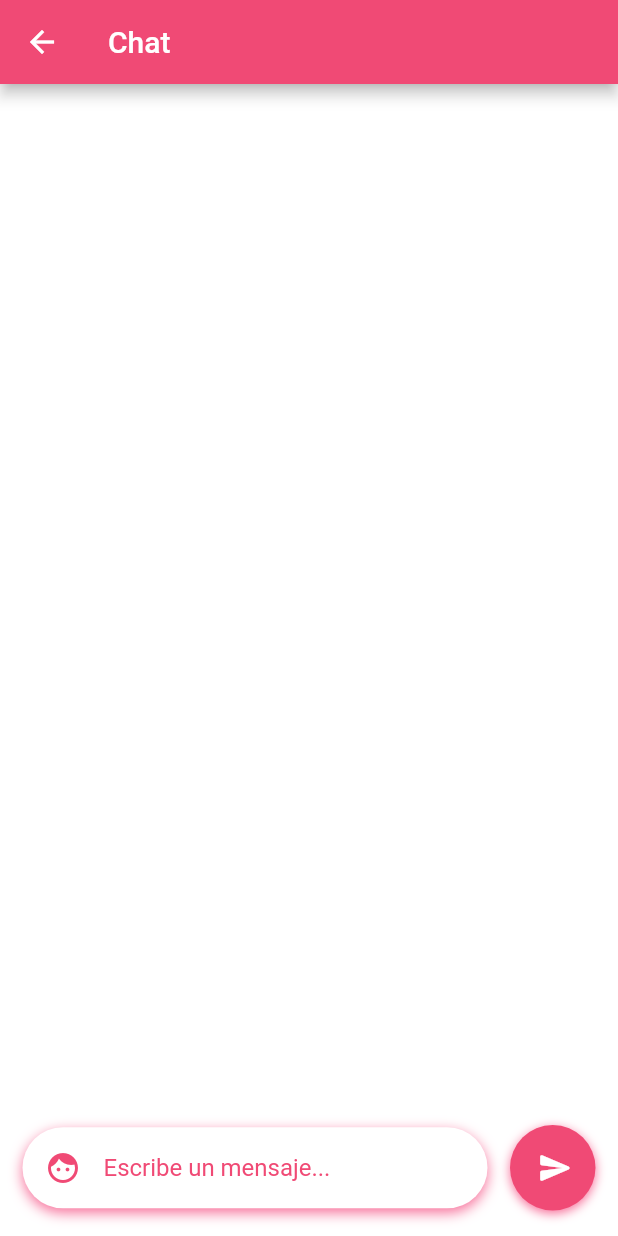
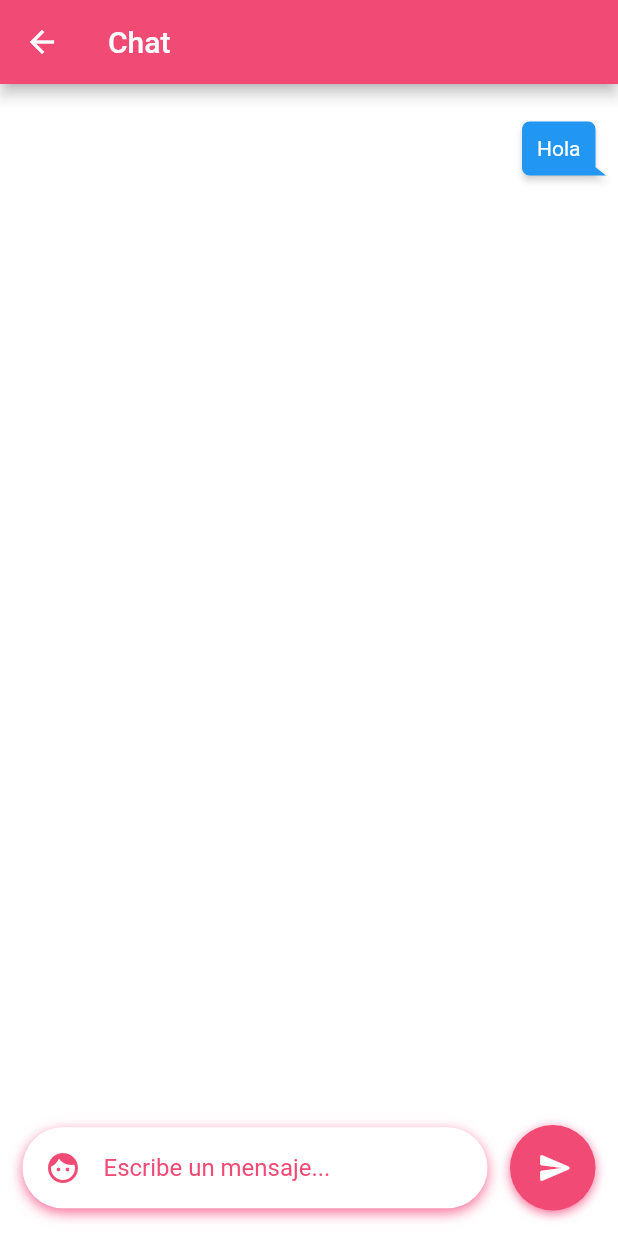
Before and after one commit to Leonrdarc/Karma_Flutter, a Flutter app: the Chat screen opened directly, after a tap on the "send" icon, on a phone screen of 412 x 824 dp. Run offline on Flutter 3.47's test engine with Material 2 defaults, Android fonts, the phone set to English and light mode, and no system bars; drawn by our look-alikes of flutter_chat_bubble.

Commit message:
Chat fix

```diff
--- a/lib/widgets/chat.dart
+++ b/lib/widgets/chat.dart
@@ -18,7 +18,6 @@ class _ChatState extends State<Chat> {
 
   void initState() {
     super.initState();
-    entries.length = 0;
     _controller = TextEditingController();
   }
 
@@ -37,13 +36,13 @@ class _ChatState extends State<Chat> {
         color: Colors.white,
         child: SafeArea(child: Column(children: [
           Expanded(child: ListView.builder(
-            padding: const EdgeInsets.symmetric(horizontal:8),
+            padding: const EdgeInsets.symmetric(horizontal:8, vertical: 15),
             itemCount: entries.length,
             itemBuilder: (BuildContext context, int index) {
               return ChatBubble(
                 clipper: ChatBubbleClipper4(type: BubbleType.sendBubble),
                 alignment: Alignment.topRight,
-                margin: EdgeInsets.only(top: 20),
+                margin: EdgeInsets.only(top: 10),
                 backGroundColor: Colors.blue,
                 child: Container(
                   constraints: BoxConstraints(
@@ -119,8 +118,12 @@ class _ChatState extends State<Chat> {
                     ),
                     onPressed: () {
                       if(msgtext!=""){
-                        // _controller.clear();
+                        _controller.clear();
+                        entries.add(msgtext);
                         print(msgtext);
+                        setState(() {
+                          msgtext = "";
+                        });
                       }
 
                     },
```
